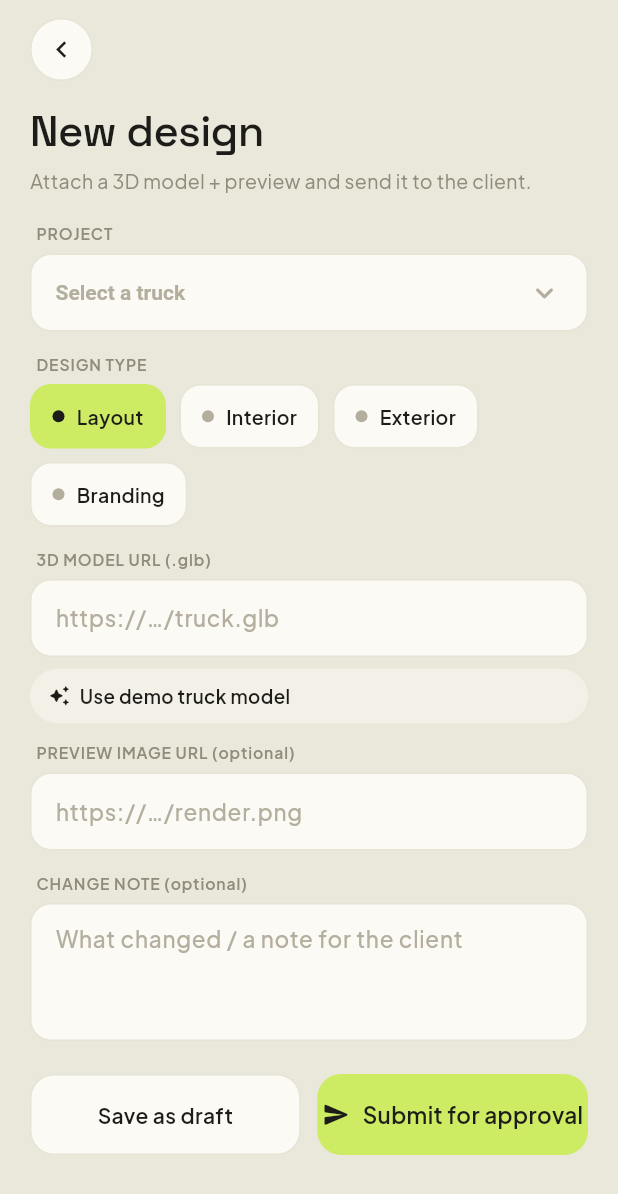
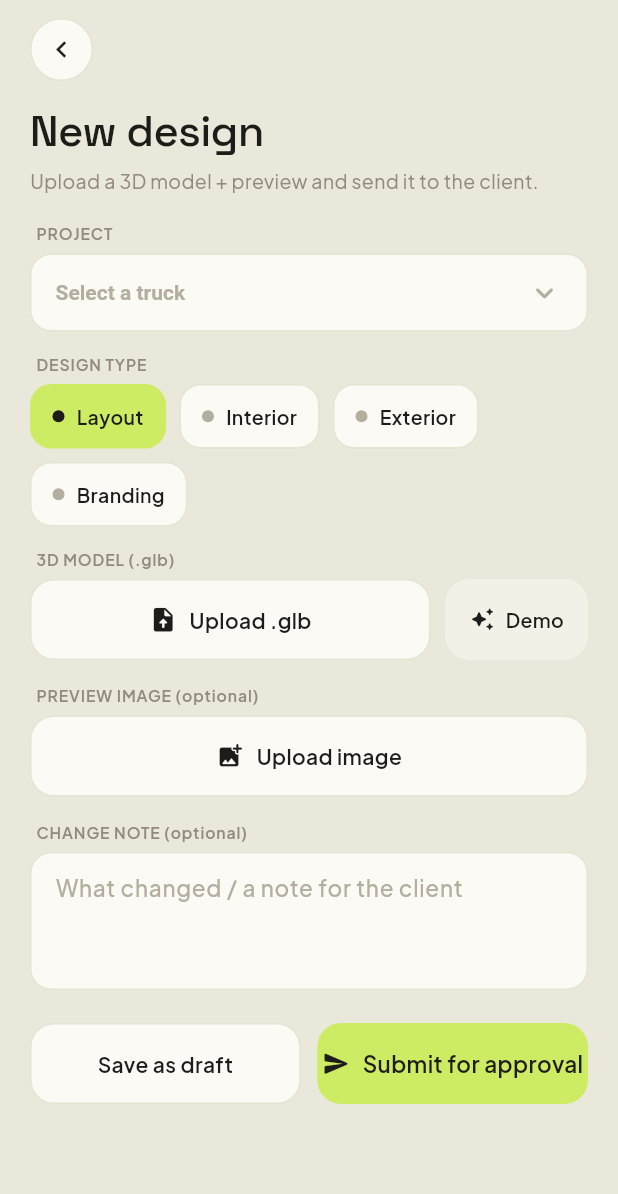
Before and after one commit to ShivanshPande19/BuildTrack, a Flutter app: the NewDesign screen opened directly, on a phone screen of 412 x 824 dp. Shown: the top 1194 px of the screen. Run offline on Flutter 3.47's test engine with Material 3 defaults, Android fonts, the phone set to English and light mode, and no system bars; our stand-ins replace file_picker, flutter_riverpod, go_router, google_fonts, supabase_flutter; missing offline and left inert: model_viewer_plus; accounts and stored records are empty.

Commit message:
feat(design): self-serve in-app upload of .glb + preview to Supabase Storage
- Designer picks .glb / image from device (file_picker) -> uploads to public 'designs' bucket -> URL saved automatically (no manual Supabase work)
- DesignRepo.uploadFile + migration 0008 (designs bucket + staff-only upload RLS)
- NewDesign UI: upload buttons + live 3D preview + replace, demo model for testing

```diff
--- a/app/lib/features/design/new_design.dart
+++ b/app/lib/features/design/new_design.dart
@@ -1,3 +1,4 @@
+import 'package:file_picker/file_picker.dart';
 import 'package:flutter/material.dart';
 import 'package:flutter_riverpod/flutter_riverpod.dart';
 import '../../core/theme.dart';
@@ -7,12 +8,12 @@ import '../../shared/widgets.dart';
 import '../client/truck_3d.dart';
 
 /// Designer — create a new design (pick project + type) OR add a new version to
-/// an existing design (project/type locked). Attach a .glb model + optional 2D
-/// preview + a change note, then save as draft or submit for client approval.
+/// an existing design (project/type locked). The designer uploads a .glb model
+/// (+ optional 2D preview) straight from their device — it goes to Supabase
+/// Storage automatically — then saves as draft or submits for client approval.
 class NewDesign extends ConsumerStatefulWidget {
-  /// When set, this screen adds a new version to an existing artifact.
   final String? artifactId;
-  final String? lockedProjectLabel; // shown read-only when adding a version
+  final String? lockedProjectLabel;
   final String? lockedType;
   const NewDesign({super.key, this.artifactId, this.lockedProjectLabel, this.lockedType});
 
@@ -21,12 +22,13 @@ class NewDesign extends ConsumerStatefulWidget {
 }
 
 class _NewDesignState extends ConsumerState<NewDesign> {
-  final _model = TextEditingController();
-  final _image = TextEditingController();
   final _note = TextEditingController();
   String? _projectId;
   late String _type;
-  String? _previewUrl;
+
+  String? _modelUrl, _modelName;
+  String? _imageUrl, _imageName;
+  bool _uploadingModel = false, _uploadingImage = false;
   bool _saving = false;
   String? _error;
 
@@ -44,33 +46,68 @@ class _NewDesignState extends ConsumerState<NewDesign> {
 
   @override
   void dispose() {
-    _model.dispose();
-    _image.dispose();
     _note.dispose();
     super.dispose();
   }
 
-  Future<void> _save(bool submit) async {
-    final model = _model.text.trim();
-    final image = _image.text.trim();
-    if (!_isVersion && _projectId == null) {
-      setState(() => _error = 'Please choose a project.');
+  // ── file pick + upload ────────────────────────────────────
+  Future<void> _pickModel() async {
+    final res = await FilePicker.platform.pickFiles(type: FileType.any, withData: true);
+    if (res == null || res.files.isEmpty) return;
+    final f = res.files.first;
+    final name = f.name;
+    if (!name.toLowerCase().endsWith('.glb')) {
+      setState(() => _error = 'Please pick a .glb file (Blender → Export → glTF Binary).');
       return;
     }
-    if (model.isEmpty && image.isEmpty) {
-      setState(() => _error = 'Add a 3D model (.glb) URL or a preview image URL.');
+    final bytes = f.bytes;
+    if (bytes == null) { setState(() => _error = 'Could not read the file. Try again.'); return; }
+    if (bytes.length > 25 * 1024 * 1024) {
+      setState(() => _error = 'That .glb is over 25 MB — ask design to export a lighter model (2–10 MB).');
+      return;
+    }
+    setState(() { _uploadingModel = true; _error = null; });
+    try {
+      final url = await ref.read(designRepoProvider).uploadFile(bytes, filename: name, contentType: 'model/gltf-binary');
+      setState(() { _modelUrl = url; _modelName = name; _uploadingModel = false; });
+    } catch (e) {
+      setState(() { _uploadingModel = false; _error = 'Upload failed: $e'; });
+    }
+  }
+
+  Future<void> _pickImage() async {
+    final res = await FilePicker.platform.pickFiles(type: FileType.any, withData: true);
+    if (res == null || res.files.isEmpty) return;
+    final f = res.files.first;
+    final name = f.name.toLowerCase();
+    final ok = ['.png', '.jpg', '.jpeg', '.webp'].any(name.endsWith);
+    if (!ok) { setState(() => _error = 'Please pick an image (png / jpg / webp).'); return; }
+    final bytes = f.bytes;
+    if (bytes == null) { setState(() => _error = 'Could not read the image.'); return; }
+    final ct = name.endsWith('.png') ? 'image/png' : name.endsWith('.webp') ? 'image/webp' : 'image/jpeg';
+    setState(() { _uploadingImage = true; _error = null; });
+    try {
+      final url = await ref.read(designRepoProvider).uploadFile(bytes, filename: f.name, contentType: ct);
+      setState(() { _imageUrl = url; _imageName = f.name; _uploadingImage = false; });
+    } catch (e) {
+      setState(() { _uploadingImage = false; _error = 'Upload failed: $e'; });
+    }
+  }
+
+  Future<void> _save(bool submit) async {
+    if (!_isVersion && _projectId == null) { setState(() => _error = 'Please choose a project.'); return; }
+    if ((_modelUrl == null || _modelUrl!.isEmpty) && (_imageUrl == null || _imageUrl!.isEmpty)) {
+      setState(() => _error = 'Upload a 3D model (.glb) or a preview image first.');
       return;
     }
     setState(() { _saving = true; _error = null; });
     try {
       final repo = ref.read(designRepoProvider);
       if (_isVersion) {
-        await repo.addVersion(
-          artifactId: widget.artifactId!, modelUrl: model, imageUrl: image,
+        await repo.addVersion(artifactId: widget.artifactId!, modelUrl: _modelUrl, imageUrl: _imageUrl,
           changeNote: _note.text.trim(), submit: submit);
       } else {
-        await repo.create(
-          projectId: _projectId!, type: _type, modelUrl: model, imageUrl: image,
+        await repo.create(projectId: _projectId!, type: _type, modelUrl: _modelUrl, imageUrl: _imageUrl,
           changeNote: _note.text.trim(), submit: submit);
       }
       ref.invalidate(myDesignsProvider);
@@ -78,8 +115,7 @@ class _NewDesignState extends ConsumerState<NewDesign> {
       if (mounted) {
         Navigator.pop(context);
         ScaffoldMessenger.of(context).showSnackBar(SnackBar(
-          backgroundColor: BT.ink,
-          content: Text(submit ? 'Sent to client for approval 🎉' : 'Saved as draft')));
+          backgroundColor: BT.ink, content: Text(submit ? 'Sent to client for approval 🎉' : 'Saved as draft')));
       }
     } catch (e) {
       setState(() { _saving = false; _error = '$e'; });
@@ -107,7 +143,7 @@ class _NewDesignState extends ConsumerState<NewDesign> {
           const SizedBox(height: 4),
           Text(_isVersion
               ? 'Upload an updated model/preview and send it back for approval.'
-              : 'Attach a 3D model + preview and send it to the client.',
+              : 'Upload a 3D model + preview and send it to the client.',
             style: const TextStyle(color: BT.mut, fontSize: 13)),
           const SizedBox(height: 18),
 
@@ -117,7 +153,7 @@ class _NewDesignState extends ConsumerState<NewDesign> {
               decoration: BoxDecoration(color: BT.card2, borderRadius: BorderRadius.circular(14), border: Border.all(color: BT.line)),
               child: Text('${widget.lockedProjectLabel ?? 'Project'} · ${_typeLabel(_type)}',
                 style: const TextStyle(fontSize: 14, fontWeight: FontWeight.w600, color: BT.ink))),
-            const SizedBox(height: 11),
+            const SizedBox(height: 14),
           ] else ...[
             _label('PROJECT'),
             _dropdown<String>(value: _projectId, hint: 'Select a truck',
@@ -129,46 +165,44 @@ class _NewDesignState extends ConsumerState<NewDesign> {
             const SizedBox(height: 14),
           ],
 
-          _label('3D MODEL URL (.glb)'),
-          _textField(_model, 'https://…/truck.glb', keyboard: TextInputType.url),
-          const SizedBox(height: 8),
-          GestureDetector(
-            behavior: HitTestBehavior.opaque,
-            onTap: () => setState(() { _model.text = kDemoTruckGlb; _previewUrl = kDemoTruckGlb; }),
-            child: Container(padding: const EdgeInsets.symmetric(horizontal: 12, vertical: 9),
-              decoration: BoxDecoration(color: BT.card2, borderRadius: BorderRadius.circular(999)),
-              child: const Row(mainAxisSize: MainAxisSize.min, children: [
-                Icon(Icons.auto_awesome_rounded, size: 15, color: BT.ink), SizedBox(width: 6),
-                Text('Use demo truck model', style: TextStyle(fontSize: 12.5, fontWeight: FontWeight.w600)),
-              ])),
-          ),
-          const SizedBox(height: 12),
+          // ── 3D MODEL ──
+          _label('3D MODEL (.glb)'),
+          if (_uploadingModel)
+            _uploadingBox('Uploading model…')
+          else if (_modelUrl != null) ...[
+            _fileChip(Icons.view_in_ar_rounded, _modelName ?? 'model.glb', onReplace: _pickModel),
+            const SizedBox(height: 10),
+            Truck3DPreview(glbUrl: _modelUrl!, label: 'Design preview', height: 210),
+          ] else Row(children: [
+            Expanded(child: _uploadButton(Icons.upload_file_rounded, 'Upload .glb', _pickModel)),
+            const SizedBox(width: 10),
+            _demoButton(),
+          ]),
+          const SizedBox(height: 16),
 
-          // live preview of the entered model
-          if (_model.text.trim().isNotEmpty) ...[
-            GestureDetector(
-              behavior: HitTestBehavior.opaque,
-              onTap: () => setState(() => _previewUrl = _model.text.trim()),
-              child: Container(padding: const EdgeInsets.symmetric(horizontal: 12, vertical: 9),
-                decoration: BoxDecoration(color: BT.ink, borderRadius: BorderRadius.circular(999)),
-                child: const Row(mainAxisSize: MainAxisSize.min, children: [
-                  Icon(Icons.visibility_rounded, size: 15, color: BT.lime), SizedBox(width: 6),
-                  Text('Preview 3D model', style: TextStyle(fontSize: 12.5, fontWeight: FontWeight.w600, color: Colors.white)),
-                ])),
-            ),
-            const SizedBox(height: 12),
-          ],
-          if (_previewUrl != null && _previewUrl!.isNotEmpty) ...[
-            Truck3DPreview(glbUrl: _previewUrl!, label: 'Design preview', height: 210),
-            const SizedBox(height: 14),
-          ],
-
-          _label('PREVIEW IMAGE URL (optional)'),
-          _textField(_image, 'https://…/render.png', keyboard: TextInputType.url),
-          const SizedBox(height: 14),
+          // ── PREVIEW IMAGE (optional) ──
+          _label('PREVIEW IMAGE (optional)'),
+          if (_uploadingImage)
+            _uploadingBox('Uploading image…')
+          else if (_imageUrl != null) ...[
+            _fileChip(Icons.image_rounded, _imageName ?? 'image', onReplace: _pickImage),
+            const SizedBox(height: 10),
+            ClipRRect(borderRadius: BorderRadius.circular(14), child: Image.network(_imageUrl!,
+              height: 150, width: double.infinity, fit: BoxFit.cover,
+              errorBuilder: (_, __, ___) => const SizedBox.shrink())),
+          ] else _uploadButton(Icons.add_photo_alternate_rounded, 'Upload image', _pickImage),
+          const SizedBox(height: 16),
 
           _label('CHANGE NOTE (optional)'),
-          _textField(_note, 'What changed / a note for the client', lines: 3),
+          Container(
+            padding: const EdgeInsets.symmetric(horizontal: 16, vertical: 8),
+            decoration: BoxDecoration(color: BT.card, borderRadius: BorderRadius.circular(14), border: Border.all(color: BT.line)),
+            child: TextField(controller: _note, minLines: 3, maxLines: 4,
+              style: const TextStyle(fontSize: 15, fontWeight: FontWeight.w600, color: BT.ink),
+              decoration: const InputDecoration(isDense: true, border: InputBorder.none,
+                hintText: 'What changed / a note for the client',
+                hintStyle: TextStyle(color: BT.mut2, fontWeight: FontWeight.w500))),
+          ),
 
           if (_error != null) Padding(padding: const EdgeInsets.only(top: 14),
             child: Text(_error!, style: const TextStyle(color: BT.coral, fontSize: 12.5))),
@@ -190,6 +224,56 @@ class _NewDesignState extends ConsumerState<NewDesign> {
       )),
     );
   }
+
+  // ── small building blocks ─────────────────────────────────
+  Widget _uploadButton(IconData icon, String label, VoidCallback onTap) => GestureDetector(
+    behavior: HitTestBehavior.opaque, onTap: onTap,
+    child: Container(height: 54, alignment: Alignment.center,
+      decoration: BoxDecoration(color: BT.card, borderRadius: BorderRadius.circular(16), border: Border.all(color: BT.line)),
+      child: Row(mainAxisAlignment: MainAxisAlignment.center, children: [
+        Icon(icon, size: 19, color: BT.ink), const SizedBox(width: 8),
+        Text(label, style: const TextStyle(fontWeight: FontWeight.w600)),
+      ])),
+  );
+
+  Widget _demoButton() => GestureDetector(
+    behavior: HitTestBehavior.opaque,
+    onTap: () => setState(() { _modelUrl = kDemoTruckGlb; _modelName = 'Demo truck.glb'; _error = null; }),
+    child: Container(height: 54, padding: const EdgeInsets.symmetric(horizontal: 16), alignment: Alignment.center,
+      decoration: BoxDecoration(color: BT.card2, borderRadius: BorderRadius.circular(16)),
+      child: const Row(mainAxisSize: MainAxisSize.min, children: [
+        Icon(Icons.auto_awesome_rounded, size: 17, color: BT.ink), SizedBox(width: 7),
+        Text('Demo', style: TextStyle(fontWeight: FontWeight.w600, fontSize: 13)),
+      ])),
+  );
+
+  Widget _fileChip(IconData icon, String name, {required VoidCallback onReplace}) => Container(
+    padding: const EdgeInsets.symmetric(horizontal: 14, vertical: 12),
+    decoration: BoxDecoration(color: BT.card, borderRadius: BorderRadius.circular(14), border: Border.all(color: BT.line)),
+    child: Row(children: [
+      Container(width: 34, height: 34, alignment: Alignment.center,
+        decoration: BoxDecoration(color: BT.lime, borderRadius: BorderRadius.circular(10)),
+        child: Icon(icon, size: 18, color: BT.ink)),
+      const SizedBox(width: 11),
+      Expanded(child: Text(name, maxLines: 1, overflow: TextOverflow.ellipsis,
+        style: const TextStyle(fontWeight: FontWeight.w600, fontSize: 13.5))),
+      const SizedBox(width: 8),
+      GestureDetector(
+        behavior: HitTestBehavior.opaque, onTap: onReplace,
+        child: const Text('Replace', style: TextStyle(fontWeight: FontWeight.w600, fontSize: 12.5, color: BT.mut)),
+      ),
+    ]),
+  );
+
+  Widget _uploadingBox(String label) => Container(
+    height: 54, alignment: Alignment.center,
+    decoration: BoxDecoration(color: BT.card, borderRadius: BorderRadius.circular(16), border: Border.all(color: BT.line)),
+    child: Row(mainAxisAlignment: MainAxisAlignment.center, children: [
+      const SizedBox(width: 18, height: 18, child: CircularProgressIndicator(strokeWidth: 2.4, color: BT.ink)),
+      const SizedBox(width: 12),
+      Text(label, style: const TextStyle(fontWeight: FontWeight.w600, color: BT.mut)),
+    ]),
+  );
 
   static String _typeLabel(String t) => t.isEmpty ? 'Design' : '${t[0].toUpperCase()}${t.substring(1)}';
 
@@ -214,18 +298,6 @@ class _NewDesignState extends ConsumerState<NewDesign> {
   Widget _label(String t) => Padding(padding: const EdgeInsets.only(left: 4, bottom: 6),
     child: Text(t, style: const TextStyle(fontSize: 10.5, letterSpacing: .6, color: BT.mut, fontWeight: FontWeight.w600)));
 
-  Widget _textField(TextEditingController c, String hint, {TextInputType? keyboard, int lines = 1}) => Container(
-    padding: EdgeInsets.symmetric(horizontal: 16, vertical: lines > 1 ? 8 : 0),
-    constraints: BoxConstraints(minHeight: lines > 1 ? 0 : 52),
-    alignment: lines > 1 ? null : Alignment.center,
-    decoration: BoxDecoration(color: BT.card, borderRadius: BorderRadius.circular(14), border: Border.all(color: BT.line)),
-    child: TextField(controller: c, keyboardType: keyboard, minLines: lines, maxLines: lines,
-      onChanged: (_) { if (lines == 1) setState(() {}); },
-      style: const TextStyle(fontSize: 15, fontWeight: FontWeight.w600, color: BT.ink),
-      decoration: InputDecoration(isDense: true, border: InputBorder.none,
-        hintText: hint, hintStyle: const TextStyle(color: BT.mut2, fontWeight: FontWeight.w500))),
-  );
-
   Widget _dropdown<T>({required T? value, required String hint,
       required List<DropdownMenuItem<T>> items, required ValueChanged<T?> onChanged}) => Container(
     height: 52, padding: const EdgeInsets.symmetric(horizontal: 16),
--- a/app/pubspec.yaml
+++ b/app/pubspec.yaml
@@ -15,6 +15,7 @@ dependencies:
   google_fonts: ^6.2.1          # Plus Jakarta Sans + Space Grotesk
   intl: ^0.19.0
   model_viewer_plus: ^1.9.0     # 3D design preview (.glb via <model-viewer>)
+  file_picker: ^8.1.6           # designer picks .glb / preview from device
 
 dev_dependencies:
   flutter_lints: ^4.0.0
```
Also changed, not shown: app/lib/data/repositories.dart (+12 -0 lines), 3 other files.
